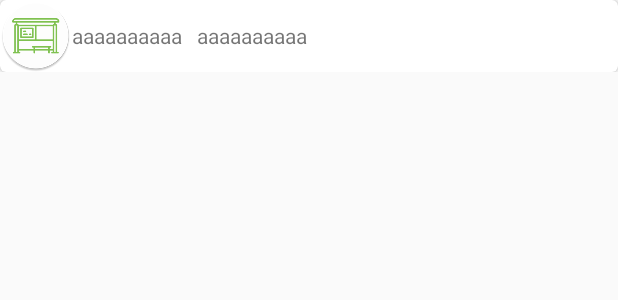
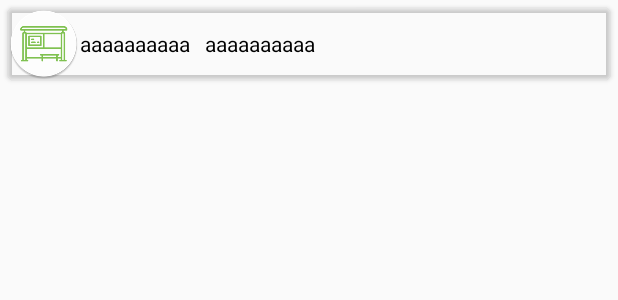
Before and after one commit to cuongtora1996/BusStation, an Android app: the layout cardview_item_test.xml on its own in the app's theme, with its tools: preview values and no code run, on a phone screen of 412 x 824 dp. Shown: the top 300 px of the screen. Run offline under Robolectric (Android 15) with nearby library versions, the phone set to English and light mode, and no system bars.

Commit message:
Edit cardview
For view

```diff
--- a/Android/BusStation/app/src/main/java/com/example/fpt/busstation/ui/main/MainActivity.java
+++ b/Android/BusStation/app/src/main/java/com/example/fpt/busstation/ui/main/MainActivity.java
@@ -108,8 +108,8 @@ public class MainActivity extends BaseActivity implements
         mBottomSheetBehavior = AnchorSheetBehavior.from(findViewById(R.id.bottom_sheet));
         mBottomSheetBehavior.setState(AnchorSheetBehavior.STATE_COLLAPSED);
         mBottomSheetBehavior.setHideable(true);
-
-        mBottomSheetBehavior.setState(AnchorSheetBehavior.STATE_HIDDEN);
+        mBottomSheetBehavior.setPeekHeight(120);
+        mBottomSheetBehavior.setState(AnchorSheetBehavior.STATE_ANCHOR);
         mBottomSheetBehavior.setAnchorSheetCallback(new AnchorSheetBehavior.AnchorSheetCallback() {
             @Override
             public void onStateChanged(@NonNull View bottomSheet, int newState) {
--- a/Android/BusStation/app/src/main/res/layout/cardview_item_test.xml
+++ b/Android/BusStation/app/src/main/res/layout/cardview_item_test.xml
@@ -8,7 +8,8 @@
         android:layout_gravity="center"
         android:layout_width="match_parent"
         android:layout_height="match_parent"
-
+        android:layout_margin="5dp"
+        card_view:cardBackgroundColor="@color/transparent"
         card_view:cardCornerRadius="4dp">
 
         <RelativeLayout
@@ -25,6 +26,7 @@
                 android:id="@+id/tvStationName"
                 android:layout_toRightOf="@+id/ivIcon"
                 android:text="aaaaaaaaaa"
+                android:textColor="@color/black"
                 android:layout_centerVertical="true"
                 android:layout_width="wrap_content"
                 android:layout_height="wrap_content" />
@@ -32,6 +34,7 @@
                 android:id="@+id/tvStationAddress"
                 android:layout_toRightOf="@+id/tvStationName"
                 android:text="aaaaaaaaaa"
+                android:textColor="@color/black"
                 android:layout_centerVertical="true"
                 android:layout_marginLeft="10dp"
                 android:layout_width="wrap_content"
```
